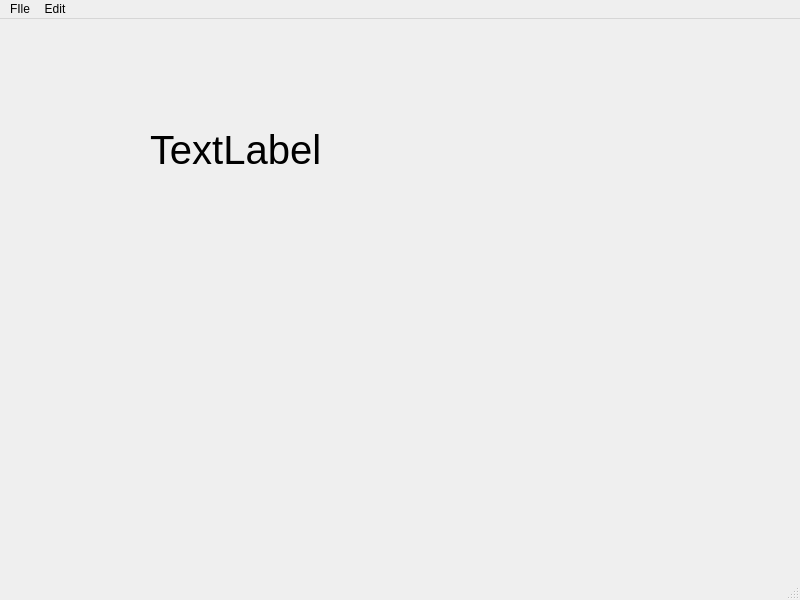
Qt form test.ui (monk3yd/its-mine-watermarking) before a commit.
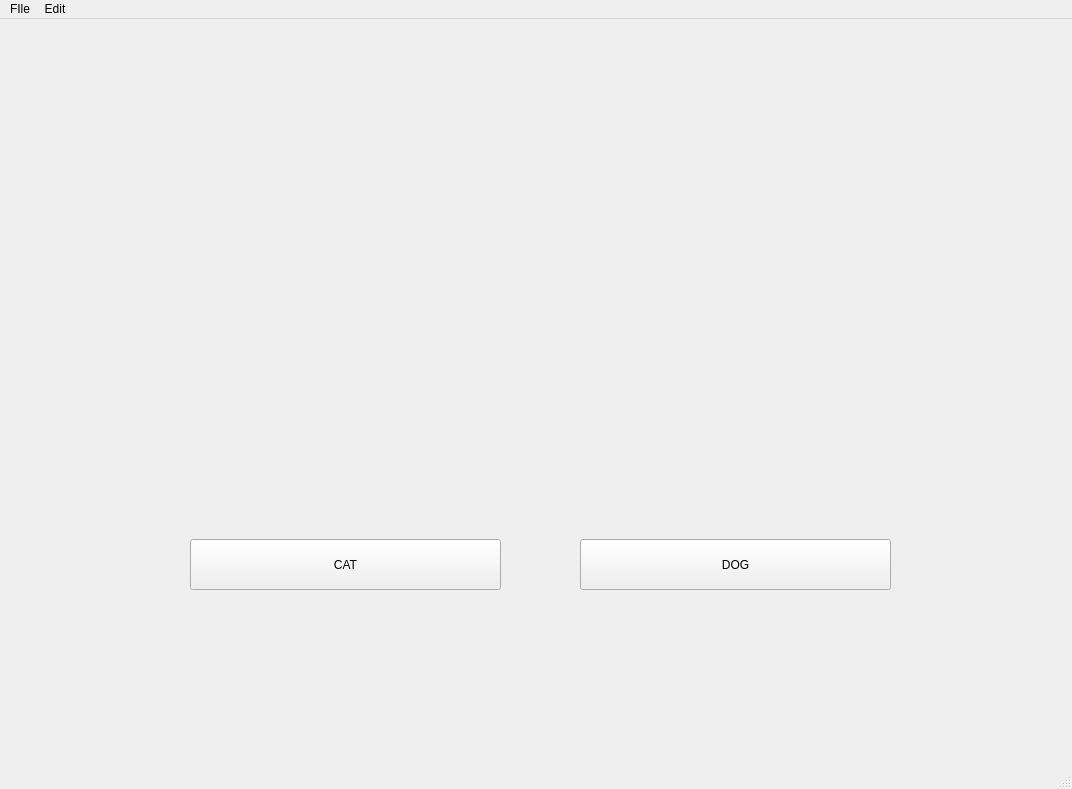
The same form after that commit. Icons and pictures are not drawn.

Commit message: pyqt6 Automatic File with button func

What changed in the file:
```diff
--- a/test.ui
+++ b/test.ui
@@ -6,8 +6,8 @@
    <rect>
     <x>0</x>
     <y>0</y>
-    <width>800</width>
-    <height>600</height>
+    <width>1072</width>
+    <height>789</height>
    </rect>
   </property>
   <property name="windowTitle">
@@ -17,19 +17,46 @@
    <widget class="QLabel" name="label">
     <property name="geometry">
      <rect>
-      <x>150</x>
-      <y>70</y>
-      <width>211</width>
-      <height>121</height>
+      <x>190</x>
+      <y>10</y>
+      <width>701</width>
+      <height>501</height>
      </rect>
     </property>
-    <property name="font">
-     <font>
-      <pointsize>30</pointsize>
-     </font>
+    <property name="text">
+     <string/>
     </property>
+    <property name="pixmap">
+     <pixmap>cat1.png</pixmap>
+    </property>
+    <property name="scaledContents">
+     <bool>true</bool>
+    </property>
+   </widget>
+   <widget class="QPushButton" name="cat">
+    <property name="geometry">
+     <rect>
+      <x>190</x>
+      <y>520</y>
+      <width>311</width>
+      <height>51</height>
+     </rect>
+    </property>
     <property name="text">
-     <string>TextLabel</string>
+     <string>CAT</string>
+    </property>
+   </widget>
+   <widget class="QPushButton" name="dog">
+    <property name="geometry">
+     <rect>
+      <x>580</x>
+      <y>520</y>
+      <width>311</width>
+      <height>51</height>
+     </rect>
+    </property>
+    <property name="text">
+     <string>DOG</string>
     </property>
    </widget>
   </widget>
@@ -38,7 +65,7 @@
     <rect>
      <x>0</x>
      <y>0</y>
-     <width>800</width>
+     <width>1072</width>
      <height>21</height>
     </rect>
    </property>
```
Left out of the diff: 2 changed lines with no effect on the pictures. The commit also changes 3 other files.
